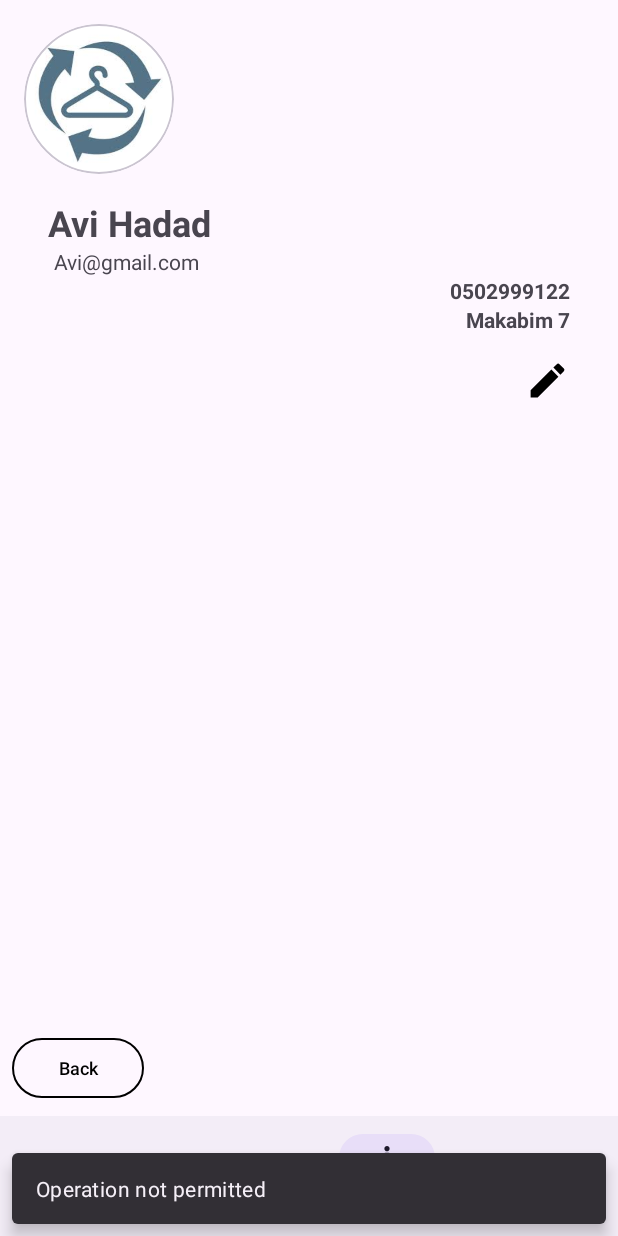
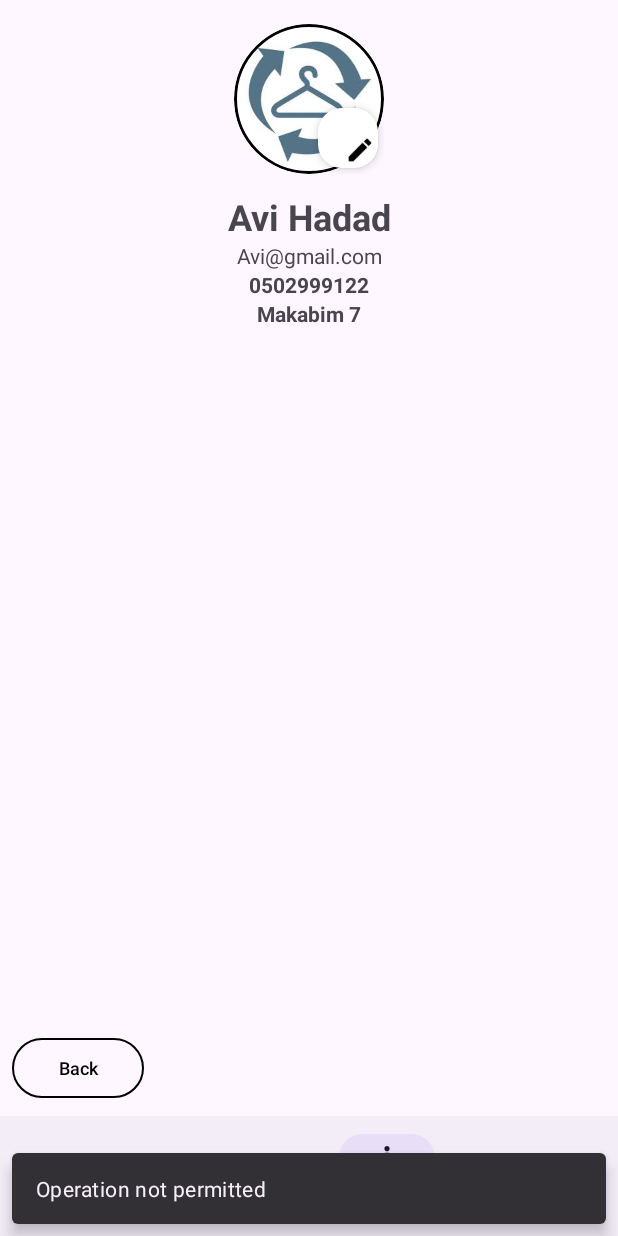
Before and after one commit to Ori25/SecondHand, an Android app: the ProfileFragment screen opened through its navigation route, on a phone screen of 412 x 824 dp. Run offline under Robolectric (Android 15) with nearby library versions, the phone set to English and light mode, and no system bars; our stand-ins replace Dagger/Hilt's generated code, Firebase (no records; nobody signed in at launch, a user with empty details on screens opened directly), Picasso, navigation-ui; pictures from the network do not load; 1 statement that could not run was skipped.

Commit message:
Some UI changes

```diff
--- a/app/src/main/res/layout/fragment_login.xml
+++ b/app/src/main/res/layout/fragment_login.xml
@@ -1,21 +1,20 @@
 <?xml version="1.0" encoding="utf-8"?>
 <androidx.constraintlayout.widget.ConstraintLayout xmlns:android="http://schemas.android.com/apk/res/android"
     xmlns:app="http://schemas.android.com/apk/res-auto"
+    xmlns:tools="http://schemas.android.com/tools"
     android:layout_width="match_parent"
     android:layout_height="match_parent">
-
 
     <LinearLayout
         android:layout_width="match_parent"
         android:layout_height="wrap_content"
         android:layout_marginHorizontal="32dp"
         android:gravity="center"
-        android:layout_marginTop="32dp"
-
         android:orientation="vertical"
-        app:layout_constraintEnd_toEndOf="parent"
+        app:layout_constraintTop_toTopOf="parent"
+        app:layout_constraintBottom_toBottomOf="parent"
         app:layout_constraintStart_toStartOf="parent"
-        app:layout_constraintTop_toTopOf="parent">
+        app:layout_constraintEnd_toEndOf="parent">
 
         <com.google.android.material.textfield.TextInputLayout
             android:id="@+id/etEmailLayoutLogin"
@@ -28,9 +27,8 @@
                 android:id="@+id/etEmailLogin"
                 android:layout_width="match_parent"
                 android:layout_height="wrap_content"
-                android:inputType="textEmailAddress">
+                android:inputType="textEmailAddress" />
 
-            </com.google.android.material.textfield.TextInputEditText>
         </com.google.android.material.textfield.TextInputLayout>
 
         <com.google.android.material.textfield.TextInputLayout
@@ -39,17 +37,15 @@
             android:layout_height="wrap_content"
             android:layout_marginVertical="8dp"
             android:hint="@string/enter_password"
-            app:passwordToggleEnabled="true">
+            app:endIconMode="password_toggle">
 
             <com.google.android.material.textfield.TextInputEditText
                 android:id="@+id/etPasswordLogin"
                 android:layout_width="match_parent"
                 android:layout_height="wrap_content"
-                android:inputType="textPassword">
+                android:inputType="textPassword" />
 
-            </com.google.android.material.textfield.TextInputEditText>
         </com.google.android.material.textfield.TextInputLayout>
-
 
         <Button
             android:id="@+id/btnLogin"
--- a/app/src/main/res/layout/profile_settings_layout.xml
+++ b/app/src/main/res/layout/profile_settings_layout.xml
@@ -4,74 +4,82 @@
     android:layout_width="match_parent"
     android:layout_height="wrap_content"
     android:orientation="vertical"
-    android:padding="16dp">
+    android:padding="16dp"
+    android:gravity="center_horizontal">
 
+    <RelativeLayout
+        android:layout_width="wrap_content"
+        android:layout_height="wrap_content">
 
-    <LinearLayout
-        android:layout_width="match_parent"
-        android:layout_height="wrap_content"
-        android:orientation="vertical">
-
+        <!-- Profile pic -->
         <com.google.android.material.card.MaterialCardView
-            android:layout_width="wrap_content"
-            android:layout_height="wrap_content"
-            app:cardCornerRadius="500dp">
+            android:id="@+id/cardProfile"
+            android:layout_width="100dp"
+            android:layout_height="100dp"
+            app:cardCornerRadius="50dp"
+            app:strokeWidth="2dp"
+            app:strokeColor="@color/black">
 
             <ImageView
+                android:id="@+id/ivProfile"
+                android:layout_width="match_parent"
+                android:layout_height="match_parent"
                 android:scaleType="centerCrop"
-                android:id="@+id/ivProfile"
-                android:layout_width="100dp"
-                android:layout_height="100dp"
                 android:src="@drawable/icon" />
         </com.google.android.material.card.MaterialCardView>
 
+        <!-- Edit button -->
+        <com.google.android.material.floatingactionbutton.FloatingActionButton
+            android:id="@+id/ivProfileEdit"
+            android:layout_width="40dp"
+            android:layout_height="40dp"
+            android:layout_alignBottom="@id/cardProfile"
+            android:layout_alignEnd="@id/cardProfile"
+            android:layout_marginEnd="4dp"
+            android:layout_marginBottom="4dp"
+            app:backgroundTint="@color/white"
+            app:elevation="4dp"
+            app:rippleColor="@android:color/darker_gray"
+            android:src="@drawable/baseline_edit_24"
+            app:maxImageSize="20dp"
+            app:tint="@color/black"/>
+
+
+    </RelativeLayout>
+
     <TextView
         android:id="@+id/tvProfileFullName"
-            android:layout_width="match_parent"
+        android:layout_width="wrap_content"
         android:layout_height="wrap_content"
-
-            android:paddingHorizontal="16dp"
-            android:paddingTop="16dp"
+        android:paddingTop="12dp"
         android:text="Avi Hadad"
         android:textSize="24sp"
-            android:textStyle="bold" />
+        android:textStyle="bold"
+        android:textAlignment="center"/>
 
     <TextView
         android:id="@+id/tvProfileEmail"
-            android:layout_width="match_parent"
+        android:layout_width="wrap_content"
         android:layout_height="wrap_content"
-            android:paddingHorizontal="20dp"
         android:text="Avi@gmail.com"
-            android:textSize="14sp" />
+        android:textSize="14sp"
+        android:textAlignment="center"/>
 
     <TextView
         android:id="@+id/tvProfilePhone"
         android:layout_width="wrap_content"
         android:layout_height="wrap_content"
-            android:layout_gravity="end"
-            android:inputType="number"
-            android:paddingHorizontal="16dp"
         android:text="0502999122"
         android:textSize="14sp"
-            android:textStyle="bold" />
+        android:textStyle="bold"
+        android:textAlignment="center"/>
 
     <TextView
         android:id="@+id/tvProfileAddress"
         android:layout_width="wrap_content"
         android:layout_height="wrap_content"
-            android:layout_gravity="end"
-            android:textAlignment="textEnd"
-            android:paddingHorizontal="16dp"
         android:text="Makabim 7"
         android:textSize="14sp"
-            android:textStyle="bold" />
+        android:textStyle="bold"
+        android:textAlignment="center"/>
 </LinearLayout>
-
-    <ImageView
-        android:id="@+id/ivProfileEdit"
-        android:layout_width="30dp"
-        android:layout_height="30dp"
-        android:layout_gravity="end"
-        android:layout_margin="16dp"
-        android:src="@drawable/baseline_edit_24" />
-</LinearLayout>
--- a/app/src/main/res/menu/bottom_bar_menu.xml
+++ b/app/src/main/res/menu/bottom_bar_menu.xml
@@ -6,7 +6,7 @@
     <item
         android:id="@+id/homeFragment"
         android:icon="@drawable/baseline_auto_awesome_motion_24"
-        android:title="Feed"
+        android:title="@string/feed"
         app:showAsAction="ifRoom" />
 
 
--- a/app/src/main/res/values/colors.xml
+++ b/app/src/main/res/values/colors.xml
@@ -2,4 +2,5 @@
 <resources>
     <color name="black">#FF000000</color>
     <color name="white">#FFFFFFFF</color>
+    <color name="gray">#BDBDBD</color>
 </resources>
--- a/app/src/main/res/values/strings.xml
+++ b/app/src/main/res/values/strings.xml
@@ -33,4 +33,5 @@
     <string name="publish_product">Publish product</string>
     <string name="enter_product_price">Enter product price</string>
     <string name="enter_residence_address">Enter residence address</string>
+    <string name="feed">Feed</string>
 </resources>
```
Lines whose indentation alone changed are shown as unchanged.
